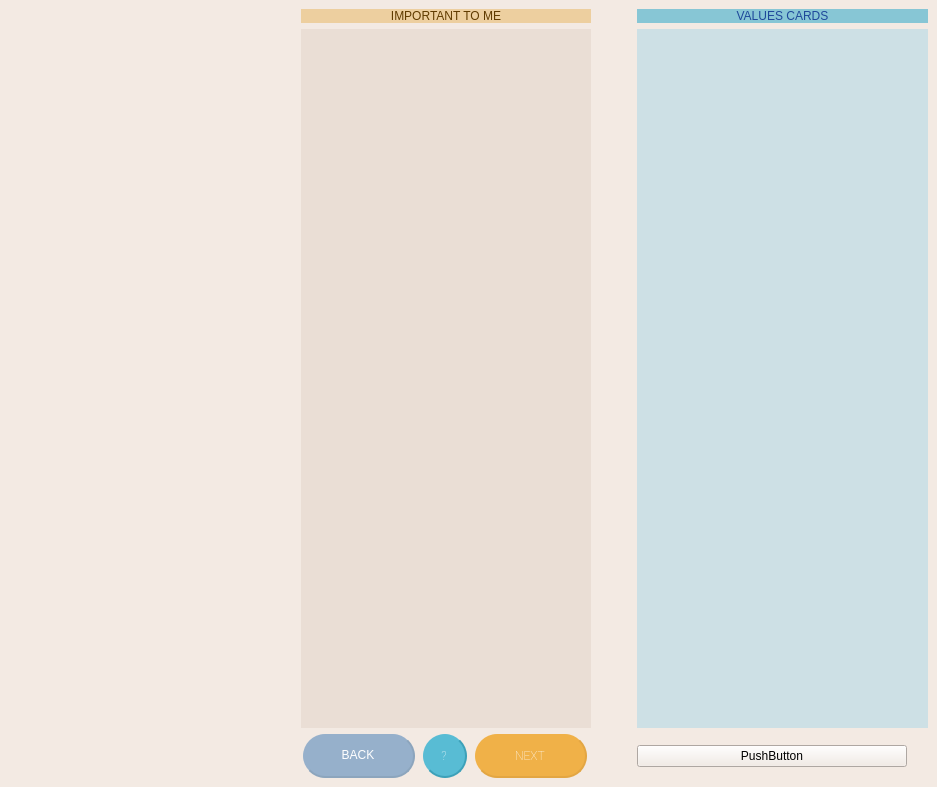
Qt form second_page.ui (tommmatojuice/PersonalValuesApp) before a commit.
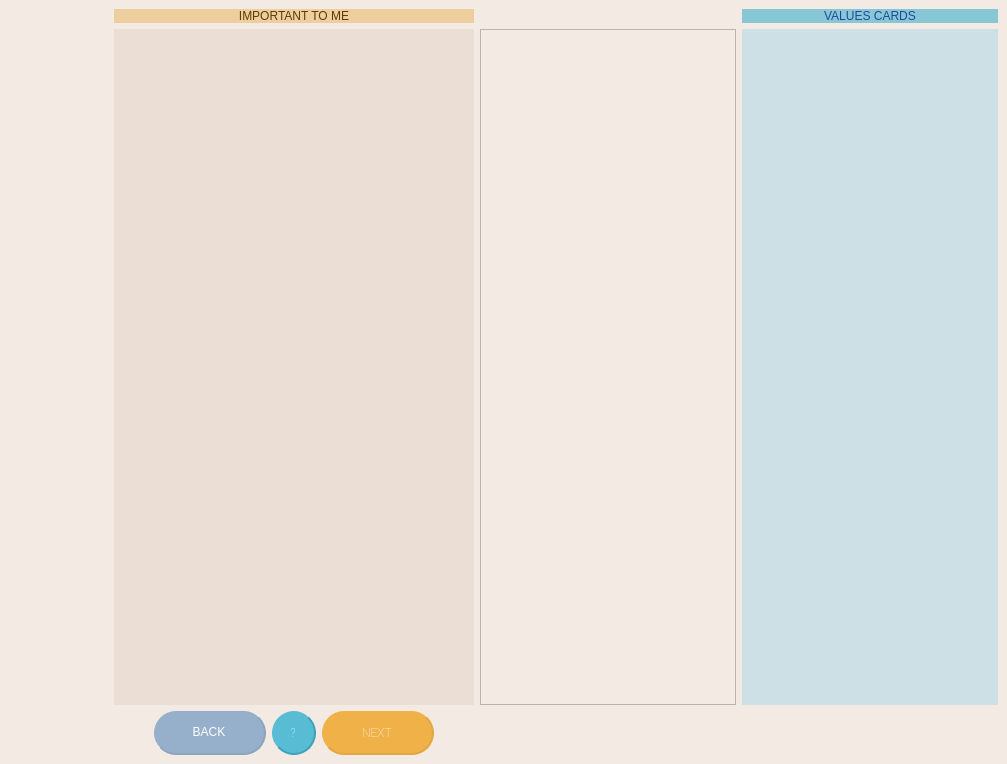
The same form after that commit.

Commit message: third page

```diff
--- a/second_page.ui
+++ b/second_page.ui
@@ -6,8 +6,8 @@
    <rect>
     <x>0</x>
     <y>0</y>
-    <width>937</width>
-    <height>787</height>
+    <width>1007</width>
+    <height>764</height>
    </rect>
   </property>
   <property name="windowTitle">
@@ -22,9 +22,96 @@
     <property name="leftMargin">
      <number>10</number>
     </property>
+    <item row="0" column="2">
+     <widget class="QLabel" name="label_important">
+      <property name="styleSheet">
+       <string notr="true">background-color: rgb(237, 207, 159);
+color: rgb(96, 59, 0);</string>
+      </property>
+      <property name="text">
+       <string>IMPORTANT TO ME</string>
+      </property>
+      <property name="alignment">
+       <set>Qt::AlignCenter</set>
+      </property>
+      <property name="margin">
+       <number>15</number>
+      </property>
+     </widget>
+    </item>
+    <item row="1" column="1">
+     <spacer name="horizontalSpacer_5">
+      <property name="orientation">
+       <enum>Qt::Horizontal</enum>
+      </property>
+      <property name="sizeHint" stdset="0">
+       <size>
+        <width>40</width>
+        <height>20</height>
+       </size>
+      </property>
+     </spacer>
+    </item>
+    <item row="1" column="2">
+     <widget class="QListView" name="list_important_2">
+      <property name="minimumSize">
+       <size>
+        <width>0</width>
+        <height>0</height>
+       </size>
+      </property>
+      <property name="maximumSize">
+       <size>
+        <width>455</width>
+        <height>16777215</height>
+       </size>
+      </property>
+      <property name="styleSheet">
+       <string notr="true">background-color: rgb(234, 222, 213);
+border : 0px;</string>
+      </property>
+     </widget>
+    </item>
+    <item row="0" column="4">
+     <widget class="QLabel" name="label_cards">
+      <property name="styleSheet">
+       <string notr="true">background-color: rgb(135, 198, 213);
+color: rgb(30, 72, 154);</string>
+      </property>
+      <property name="text">
+       <string>VALUES CARDS</string>
+      </property>
+      <property name="alignment">
+       <set>Qt::AlignCenter</set>
+      </property>
+      <property name="margin">
+       <number>15</number>
+      </property>
+     </widget>
+    </item>
+    <item row="1" column="4">
+     <widget class="QListView" name="list_cards">
+      <property name="minimumSize">
+       <size>
+        <width>0</width>
+        <height>0</height>
+       </size>
+      </property>
+      <property name="maximumSize">
+       <size>
+        <width>455</width>
+        <height>16777215</height>
+       </size>
+      </property>
+      <property name="styleSheet">
+       <string notr="true">background-color: rgb(205, 224, 229);
+border : 0px;</string>
+      </property>
+     </widget>
+    </item>
     <item row="2" column="2">
      <layout class="QGridLayout" name="gridLayout_2">
-      <item row="0" column="2">
+      <item row="0" column="3">
        <widget class="QPushButton" name="info_button">
         <property name="minimumSize">
          <size>
@@ -66,7 +153,20 @@
         </property>
        </widget>
       </item>
-      <item row="0" column="3">
+      <item row="0" column="0">
+       <spacer name="horizontalSpacer_2">
+        <property name="orientation">
+         <enum>Qt::Horizontal</enum>
+        </property>
+        <property name="sizeHint" stdset="0">
+         <size>
+          <width>40</width>
+          <height>20</height>
+         </size>
+        </property>
+       </spacer>
+      </item>
+      <item row="0" column="4">
        <widget class="QPushButton" name="next_button">
         <property name="minimumSize">
          <size>
@@ -108,7 +208,7 @@
         </property>
        </widget>
       </item>
-      <item row="0" column="0">
+      <item row="0" column="1">
        <widget class="QPushButton" name="prev_button">
         <property name="minimumSize">
          <size>
@@ -141,104 +241,35 @@
         </property>
        </widget>
       </item>
+      <item row="0" column="5">
+       <spacer name="horizontalSpacer_3">
+        <property name="orientation">
+         <enum>Qt::Horizontal</enum>
+        </property>
+        <property name="sizeHint" stdset="0">
+         <size>
+          <width>40</width>
+          <height>20</height>
+         </size>
+        </property>
+       </spacer>
+      </item>
      </layout>
     </item>
-    <item row="0" column="2">
-     <widget class="QLabel" name="label_important">
-      <property name="styleSheet">
-       <string notr="true">background-color: rgb(237, 207, 159);
-color: rgb(96, 59, 0);</string>
-      </property>
-      <property name="text">
-       <string>IMPORTANT TO ME</string>
-      </property>
-      <property name="alignment">
-       <set>Qt::AlignCenter</set>
-      </property>
-      <property name="margin">
-       <number>15</number>
-      </property>
-     </widget>
-    </item>
-    <item row="1" column="2">
-     <widget class="QListView" name="list_important_2">
-      <property name="styleSheet">
-       <string notr="true">background-color: rgb(234, 222, 213);
-border : 0px;</string>
-      </property>
-     </widget>
-    </item>
-    <item row="0" column="4">
-     <widget class="QLabel" name="label_cards">
-      <property name="styleSheet">
-       <string notr="true">background-color: rgb(135, 198, 213);
-color: rgb(30, 72, 154);</string>
-      </property>
-      <property name="text">
-       <string>VALUES CARDS</string>
-      </property>
-      <property name="alignment">
-       <set>Qt::AlignCenter</set>
-      </property>
-      <property name="margin">
-       <number>15</number>
-      </property>
-     </widget>
-    </item>
-    <item row="1" column="4">
-     <widget class="QListView" name="list_cards">
-      <property name="styleSheet">
-       <string notr="true">background-color: rgb(205, 224, 229);
-border : 0px;</string>
-      </property>
-     </widget>
-    </item>
-    <item row="1" column="1">
-     <spacer name="horizontalSpacer_4">
-      <property name="orientation">
-       <enum>Qt::Horizontal</enum>
-      </property>
-      <property name="sizeHint" stdset="0">
-       <size>
-        <width>40</width>
-        <height>20</height>
-       </size>
-      </property>
-     </spacer>
-    </item>
     <item row="1" column="3">
-     <spacer name="horizontalSpacer">
-      <property name="orientation">
-       <enum>Qt::Horizontal</enum>
-      </property>
-      <property name="sizeType">
-       <enum>QSizePolicy::Maximum</enum>
-      </property>
-      <property name="sizeHint" stdset="0">
-       <size>
-        <width>40</width>
-        <height>20</height>
-       </size>
-      </property>
-     </spacer>
-    </item>
-    <item row="2" column="4">
-     <widget class="QPushButton" name="pushButton">
+     <widget class="QListWidget" name="listWidget">
       <property name="minimumSize">
        <size>
-        <width>270</width>
+        <width>0</width>
         <height>0</height>
        </size>
       </property>
       <property name="maximumSize">
        <size>
-        <width>270</width>
+        <width>300</width>
         <height>16777215</height>
        </size>
       </property>
-      <property name="text">
-       <string>PushButton</string>
-      </property>
      </widget>
     </item>
    </layout>
```
Left out of the diff: 2 changed lines with no effect on the pictures. The commit also changes 25 other files.
